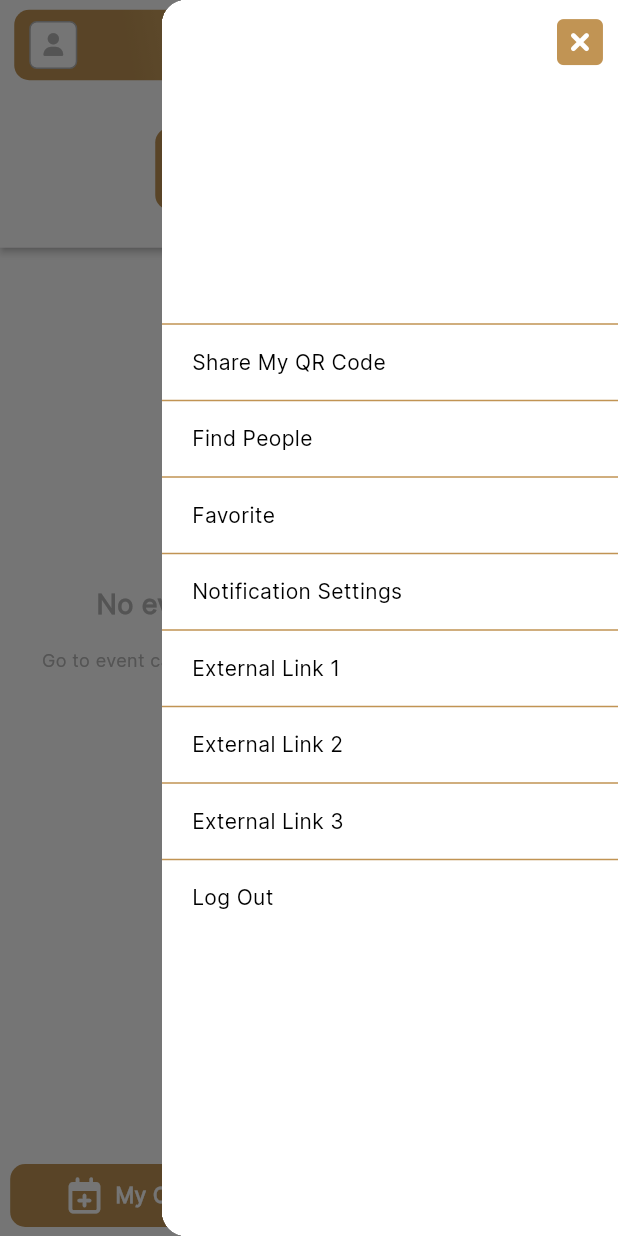
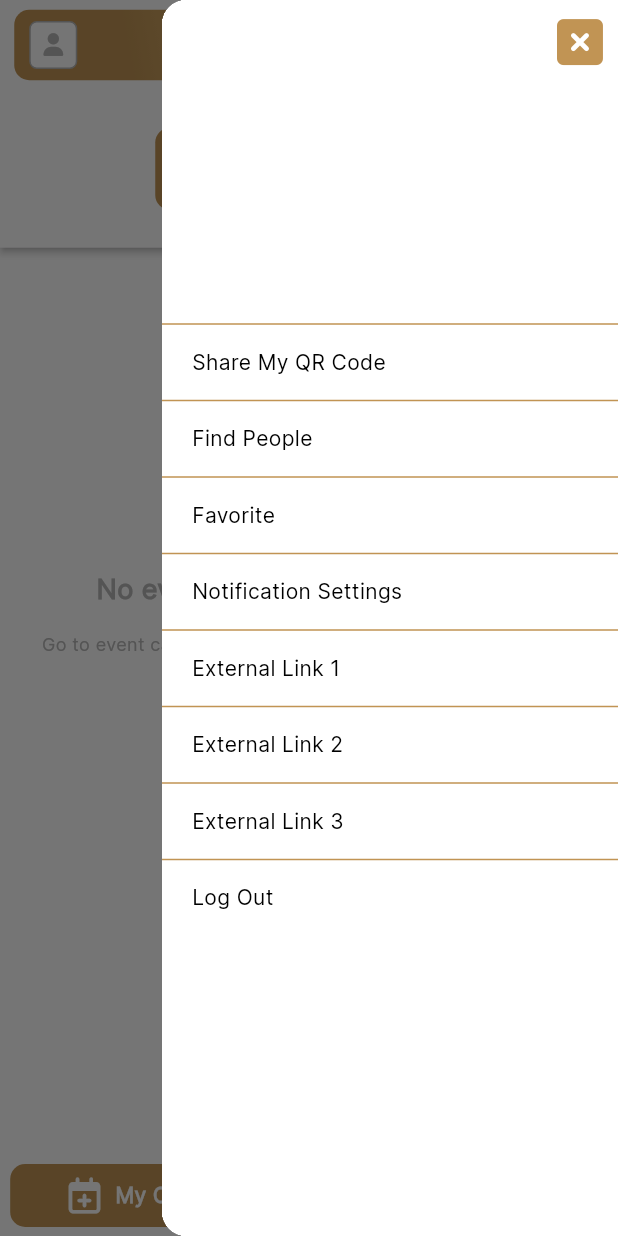
Before and after one commit to saadbhati1002/tourist, a Flutter app: the EventListScreen screen opened directly, after a tap on an icon or button, on a phone screen of 412 x 824 dp. Run offline on Flutter 3.47's test engine with Material 3 defaults, Android fonts, the phone set to English and light mode, and no system bars; our stand-ins replace cached_network_image, card_swiper, dio, firebase_messaging, flutter_contacts, fluttertoast and 9 more; missing offline and left inert: avatar_stack, html_editor_enhanced; accounts and stored records are empty; network calls fail.

```diff
--- a/lib/models/user/user_model.dart
+++ b/lib/models/user/user_model.dart
@@ -1,4 +1,4 @@
-whaimport 'package:tourist/models/message/message_model.dart';
+import 'package:tourist/models/message/message_model.dart';
 
 class UserRes {
   String? error;
--- a/lib/screen/event_list/event_list.dart
+++ b/lib/screen/event_list/event_list.dart
@@ -283,7 +283,7 @@ class _EventListScreenState extends State<EventListScreen> {
                   ),
                 ),
                 SizedBox(
-                  height: MediaQuery.of(context).size.height * .615,
+                  height: MediaQuery.of(context).size.height * .59,
                   child: isLoading
                       ? ListView.builder(
                           padding: const EdgeInsets.symmetric(
--- a/lib/screen/qr_code/qr_code_screen.dart
+++ b/lib/screen/qr_code/qr_code_screen.dart
@@ -60,7 +60,8 @@ class _QRCodeScreenState extends State<QRCodeScreen> {
                       Row(
                         mainAxisAlignment: MainAxisAlignment.center,
                         children: [
-                          QrImage(
+                          QrImageView(
+                            constrainErrorBounds: true,
                             data: vcardData,
                             version: QrVersions.auto,
                             size: 300.0,
@@ -163,7 +164,7 @@ class _QRCodeScreenState extends State<QRCodeScreen> {
             Row(
               mainAxisAlignment: MainAxisAlignment.center,
               children: [
-                QrImage(
+                QrImageView(
                   data: vcardData,
                   version: QrVersions.auto,
                   size: 300.0,
--- a/lib/utility/view_utlity.dart
+++ b/lib/utility/view_utlity.dart
@@ -1,5 +1,4 @@
 import 'dart:async';
-import 'package:connectivity_plus/connectivity_plus.dart';
 import 'package:flutter/material.dart';
 
 class ViewUtils {
@@ -12,12 +11,12 @@ class ViewUtils {
   static checkInternetConnectionDialog() {}
 
   static Future<bool> isConnected() async {
-    var connectivityResult = await (Connectivity().checkConnectivity());
-    if (connectivityResult == ConnectivityResult.mobile) {
-      return true;
-    } else if (connectivityResult == ConnectivityResult.wifi) {
-      return true;
-    }
-    return false;
+    // var connectivityResult = await (Connectivity().checkConnectivity());
+    // if (connectivityResult == ConnectivityResult.mobile) {
+    //   return true;
+    // } else if (connectivityResult == ConnectivityResult.wifi) {
+    //   return true;
+    // }
+    return true;
   }
 }
--- a/lib/widgets/custom_app_bar.dart
+++ b/lib/widgets/custom_app_bar.dart
@@ -16,6 +16,7 @@ customAppBar(
     toolbarHeight: 60,
     titleSpacing: 0,
     backgroundColor: ColorConstants.white,
+    centerTitle: false,
     automaticallyImplyLeading: false,
     title: GestureDetector(
       onTap: () {
@@ -37,7 +38,7 @@ customAppBar(
           ),
           borderRadius: BorderRadius.circular(10),
         ),
-        alignment: Alignment.center,
+        alignment: Alignment.centerLeft,
         child: Padding(
           padding: const EdgeInsets.symmetric(horizontal: 10),
           child: Row(
--- a/lib/widgets/custom_user_list.dart
+++ b/lib/widgets/custom_user_list.dart
@@ -85,7 +85,7 @@ class _UserListDataState extends State<UserListData> {
               ),
             ),
             const SizedBox(
-              width: 10,
+              width: 9,
             ),
             SizedBox(
               width: widget.isFromChat == true
@@ -130,7 +130,7 @@ class _UserListDataState extends State<UserListData> {
               ),
             ),
             const SizedBox(
-              width: 7,
+              width: 6,
             ),
             AppConstant.userData!.id == widget.userData!.id
                 ? const SizedBox()
```
Also changed, not shown: lib/screen/dashboard/dashboard_screen.dart (+5 -3 lines), lib/screen/profile/profile_screen.dart (+5 -3 lines), pubspec.yaml (+14 -13 lines), pubspec.lock, 14 other files.
